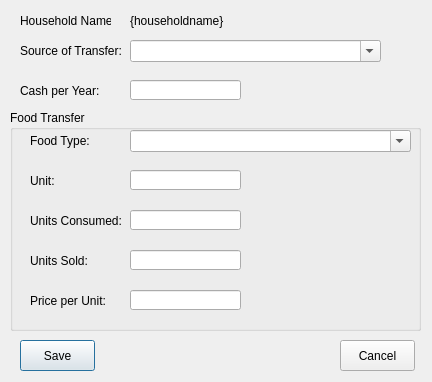
Qt form open-ihm/gui/designs/ui_household_income_gifts.ui (snim2mirror/openihm) before a commit.
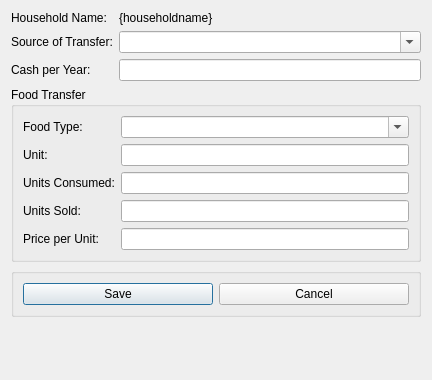
The same form after that commit.

Commit message: Added layout manager to most dialogs. One report and all tabbed dialogs still to go.

Diff of the .ui file:
```diff
--- a/open-ihm/gui/designs/ui_household_income_gifts.ui
+++ b/open-ihm/gui/designs/ui_household_income_gifts.ui
@@ -7,247 +7,141 @@
     <x>0</x>
     <y>0</y>
     <width>432</width>
-    <height>382</height>
+    <height>380</height>
    </rect>
   </property>
   <property name="windowTitle">
    <string>Add Transfer</string>
   </property>
-  <widget class="QLabel" name="label_2">
-   <property name="geometry">
-    <rect>
-     <x>20</x>
-     <y>40</y>
-     <width>101</width>
-     <height>21</height>
-    </rect>
-   </property>
-   <property name="text">
-    <string>Source of Transfer:</string>
-   </property>
-  </widget>
-  <widget class="QComboBox" name="cmbSourceOfTransfer">
-   <property name="geometry">
-    <rect>
-     <x>130</x>
-     <y>40</y>
-     <width>251</width>
-     <height>22</height>
-    </rect>
-   </property>
-   <property name="editable">
-    <bool>true</bool>
-   </property>
-  </widget>
-  <widget class="QLineEdit" name="txtCash">
-   <property name="geometry">
-    <rect>
-     <x>130</x>
-     <y>80</y>
-     <width>111</width>
-     <height>20</height>
-    </rect>
-   </property>
-  </widget>
-  <widget class="QPushButton" name="cmdCancel">
-   <property name="geometry">
-    <rect>
-     <x>340</x>
-     <y>340</y>
-     <width>75</width>
-     <height>31</height>
-    </rect>
-   </property>
-   <property name="text">
-    <string>Cancel</string>
-   </property>
-  </widget>
-  <widget class="QLabel" name="label">
-   <property name="geometry">
-    <rect>
-     <x>20</x>
-     <y>10</y>
-     <width>91</width>
-     <height>21</height>
-    </rect>
-   </property>
-   <property name="text">
-    <string>Household Name:</string>
-   </property>
-  </widget>
-  <widget class="QLabel" name="label_4">
-   <property name="geometry">
-    <rect>
-     <x>20</x>
-     <y>80</y>
-     <width>91</width>
-     <height>21</height>
-    </rect>
-   </property>
-   <property name="text">
-    <string>Cash per Year:</string>
-   </property>
-  </widget>
-  <widget class="QLabel" name="lblHouseholdName">
-   <property name="geometry">
-    <rect>
-     <x>130</x>
-     <y>10</y>
-     <width>271</width>
-     <height>21</height>
-    </rect>
-   </property>
-   <property name="text">
-    <string>{householdname}</string>
-   </property>
-  </widget>
-  <widget class="QPushButton" name="cmdSave">
-   <property name="geometry">
-    <rect>
-     <x>20</x>
-     <y>340</y>
-     <width>75</width>
-     <height>31</height>
-    </rect>
-   </property>
-   <property name="text">
-    <string>Save</string>
-   </property>
-   <property name="default">
-    <bool>true</bool>
-   </property>
-  </widget>
-  <widget class="QGroupBox" name="groupBox">
-   <property name="geometry">
-    <rect>
-     <x>10</x>
-     <y>110</y>
-     <width>411</width>
-     <height>221</height>
-    </rect>
-   </property>
-   <property name="title">
-    <string>Food Transfer</string>
-   </property>
-   <widget class="QLabel" name="label_6">
-    <property name="geometry">
-     <rect>
-      <x>20</x>
-      <y>140</y>
-      <width>81</width>
-      <height>21</height>
-     </rect>
-    </property>
-    <property name="text">
-     <string>Units Sold:</string>
-    </property>
-   </widget>
-   <widget class="QLineEdit" name="txtUnitsConsumed">
-    <property name="geometry">
-     <rect>
-      <x>120</x>
-      <y>100</y>
-      <width>111</width>
-      <height>20</height>
-     </rect>
-    </property>
-   </widget>
-   <widget class="QLineEdit" name="txtUnitOfMeasure">
-    <property name="geometry">
-     <rect>
-      <x>120</x>
-      <y>60</y>
-      <width>111</width>
-      <height>20</height>
-     </rect>
-    </property>
-   </widget>
-   <widget class="QLabel" name="label_5">
-    <property name="geometry">
-     <rect>
-      <x>20</x>
-      <y>100</y>
-      <width>91</width>
-      <height>21</height>
-     </rect>
-    </property>
-    <property name="text">
-     <string>Units Consumed:</string>
-    </property>
-   </widget>
-   <widget class="QLineEdit" name="txtUnitsSold">
-    <property name="geometry">
-     <rect>
-      <x>120</x>
-      <y>140</y>
-      <width>111</width>
-      <height>20</height>
-     </rect>
-    </property>
-   </widget>
-   <widget class="QLabel" name="label_7">
-    <property name="geometry">
-     <rect>
-      <x>20</x>
-      <y>60</y>
-      <width>91</width>
-      <height>21</height>
-     </rect>
-    </property>
-    <property name="text">
-     <string>Unit:</string>
-    </property>
-   </widget>
-   <widget class="QLabel" name="label_3">
-    <property name="geometry">
-     <rect>
-      <x>20</x>
-      <y>20</y>
-      <width>61</width>
-      <height>21</height>
-     </rect>
-    </property>
-    <property name="text">
-     <string>Food Type:</string>
-    </property>
-   </widget>
-   <widget class="QComboBox" name="cmbFoodType">
-    <property name="geometry">
-     <rect>
-      <x>120</x>
-      <y>20</y>
-      <width>281</width>
-      <height>22</height>
-     </rect>
-    </property>
-    <property name="editable">
-     <bool>true</bool>
-    </property>
-   </widget>
-   <widget class="QLineEdit" name="txtUnitPrice">
-    <property name="geometry">
-     <rect>
-      <x>120</x>
-      <y>180</y>
-      <width>111</width>
-      <height>20</height>
-     </rect>
-    </property>
-   </widget>
-   <widget class="QLabel" name="label_8">
-    <property name="geometry">
-     <rect>
-      <x>20</x>
-      <y>180</y>
-      <width>81</width>
-      <height>21</height>
-     </rect>
-    </property>
-    <property name="text">
-     <string>Price per Unit:</string>
-    </property>
-   </widget>
-  </widget>
+  <layout class="QFormLayout" name="formLayout_2">
+   <item row="0" column="0">
+    <widget class="QLabel" name="label">
+     <property name="text">
+      <string>Household Name:</string>
+     </property>
+    </widget>
+   </item>
+   <item row="0" column="1">
+    <widget class="QLabel" name="lblHouseholdName">
+     <property name="text">
+      <string>{householdname}</string>
+     </property>
+    </widget>
+   </item>
+   <item row="1" column="0">
+    <widget class="QLabel" name="label_2">
+     <property name="text">
+      <string>Source of Transfer:</string>
+     </property>
+    </widget>
+   </item>
+   <item row="1" column="1">
+    <widget class="QComboBox" name="cmbSourceOfTransfer">
+     <property name="editable">
+      <bool>true</bool>
+     </property>
+    </widget>
+   </item>
+   <item row="2" column="0">
+    <widget class="QLabel" name="label_4">
+     <property name="text">
+      <string>Cash per Year:</string>
+     </property>
+    </widget>
+   </item>
+   <item row="2" column="1">
+    <widget class="QLineEdit" name="txtCash"/>
+   </item>
+   <item row="3" column="0" colspan="2">
+    <widget class="QGroupBox" name="groupBox">
+     <property name="title">
+      <string>Food Transfer</string>
+     </property>
+     <layout class="QFormLayout" name="formLayout">
+      <item row="0" column="0">
+       <widget class="QLabel" name="label_3">
+        <property name="text">
+         <string>Food Type:</string>
+        </property>
+       </widget>
+      </item>
+      <item row="0" column="1">
+       <widget class="QComboBox" name="cmbFoodType">
+        <property name="editable">
+         <bool>true</bool>
+        </property>
+       </widget>
+      </item>
+      <item row="1" column="0">
+       <widget class="QLabel" name="label_7">
+        <property name="text">
+         <string>Unit:</string>
+        </property>
+       </widget>
+      </item>
+      <item row="1" column="1">
+       <widget class="QLineEdit" name="txtUnitOfMeasure"/>
+      </item>
+      <item row="2" column="0">
+       <widget class="QLabel" name="label_5">
+        <property name="text">
+         <string>Units Consumed:</string>
+        </property>
+       </widget>
+      </item>
+      <item row="2" column="1">
+       <widget class="QLineEdit" name="txtUnitsConsumed"/>
+      </item>
+      <item row="3" column="0">
+       <widget class="QLabel" name="label_6">
+        <property name="text">
+         <string>Units Sold:</string>
+        </property>
+       </widget>
+      </item>
+      <item row="3" column="1">
+       <widget class="QLineEdit" name="txtUnitsSold"/>
+      </item>
+      <item row="4" column="0">
+       <widget class="QLabel" name="label_8">
+        <property name="text">
+         <string>Price per Unit:</string>
+        </property>
+       </widget>
+      </item>
+      <item row="4" column="1">
+       <widget class="QLineEdit" name="txtUnitPrice"/>
+      </item>
+     </layout>
+    </widget>
+   </item>
+   <item row="4" column="0" colspan="2">
+    <widget class="QGroupBox" name="groupBox_2">
+     <property name="title">
+      <string/>
+     </property>
+     <layout class="QHBoxLayout" name="horizontalLayout">
+      <item>
+       <widget class="QPushButton" name="cmdSave">
+        <property name="text">
+         <string>Save</string>
+        </property>
+        <property name="default">
+         <bool>true</bool>
+        </property>
+       </widget>
+      </item>
+      <item>
+       <widget class="QPushButton" name="cmdCancel">
+        <property name="text">
+         <string>Cancel</string>
+        </property>
+       </widget>
+      </item>
+     </layout>
+    </widget>
+   </item>
+  </layout>
  </widget>
  <tabstops>
   <tabstop>cmbSourceOfTransfer</tabstop>
```
Left out of the diff: 34 changed lines with no effect on the pictures. The commit also changes 97 other files.
